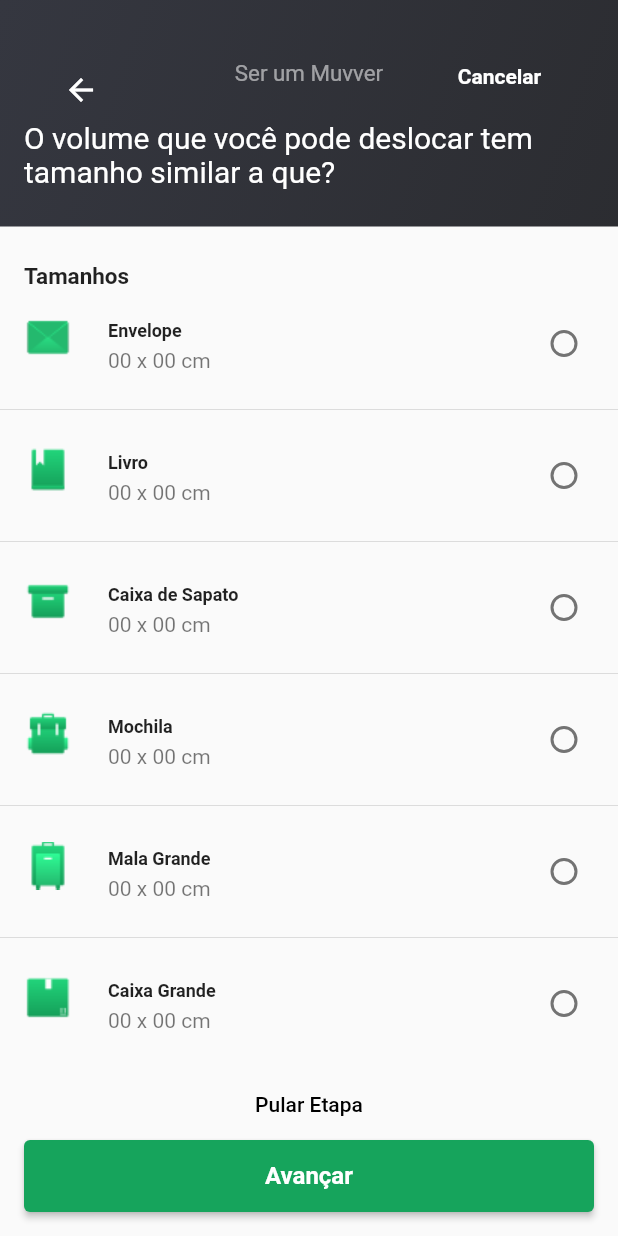
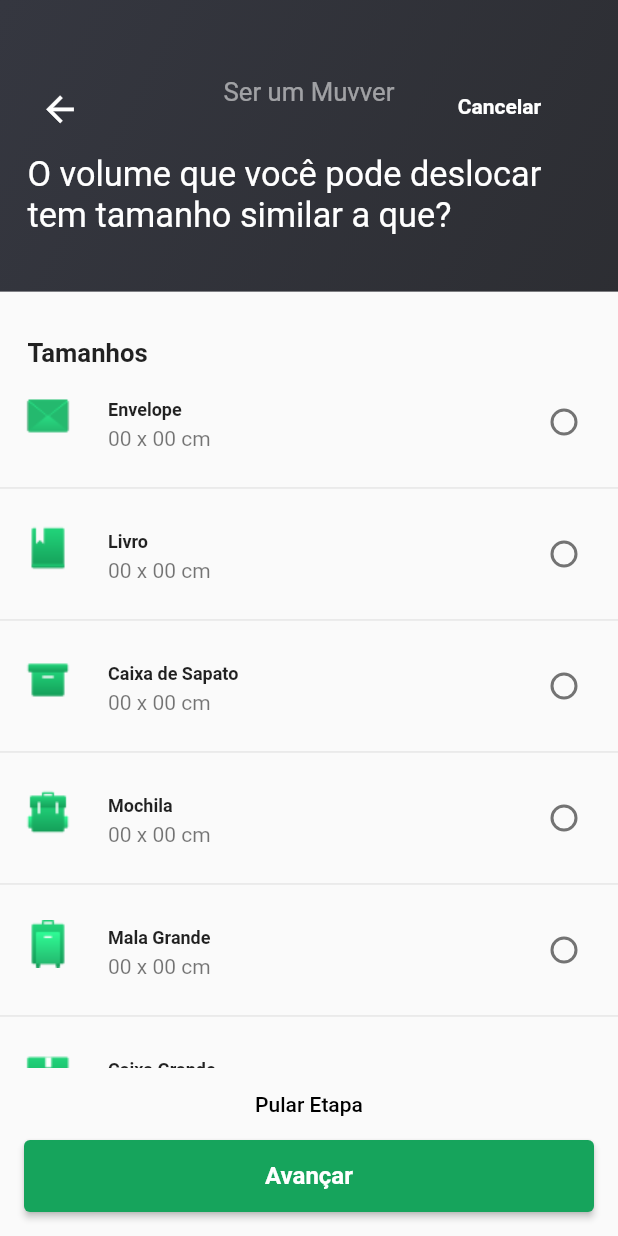
Before and after one commit to BrunoVieiraL/envio_facil, a Flutter app: the BoxSizePage screen opened by its route, on a phone screen of 412 x 824 dp. Run offline on Flutter 3.47's test engine with Material 2 defaults, Android fonts, the phone set to English and light mode, and no system bars; our stand-ins replace dio, flutter_screenutil, geolocator, google_maps_flutter; missing offline and left inert: flutter_polyline_points, geocode; Roboto replaces fonts that are missing (assets/fonts/TitilliumWeb-Bold.ttf, assets/fonts/TitilliumWeb-Regular.ttf).

Commit message:
responsive UI on box_size_page

```diff
--- a/lib/views/box_size_page.dart
+++ b/lib/views/box_size_page.dart
@@ -1,4 +1,5 @@
 import 'package:flutter/material.dart';
+import 'package:flutter_screenutil/flutter_screenutil.dart';
 import 'package:jera_app/components/component_cancel_button.dart';
 import 'package:jera_app/widgets/custom_widget_bottom_green_button.dart';
 
@@ -21,13 +22,13 @@
         crossAxisAlignment: CrossAxisAlignment.stretch,
         children: [
           Container(
-            height: 151,
-            width: 360,
-            decoration: const BoxDecoration(
+            height: 151.h,
+            width: 360.w,
+            decoration: BoxDecoration(
               gradient: LinearGradient(
                   begin: Alignment.topLeft,
-                  end: Alignment(3, 3),
-                  colors: <Color>[
+                  end: Alignment(3.w, 3.h),
+                  colors: const <Color>[
                     Color(0xFF353740),
                     Color(0xFF222222),
                   ],
@@ -36,10 +37,10 @@
             child: Stack(
               children: [
                 Positioned(
-                  top: 40,
-                  bottom: 87,
-                  left: 16,
-                  right: 320,
+                  top: 40.h,
+                  bottom: 87.h,
+                  left: 16.w,
+                  right: 320.w,
                   child: IconButton(
                     onPressed: () {
                       Navigator.of(context).pop();
@@ -47,33 +48,33 @@
                         listCheckBoxSizePage[i] = false;
                       }
                     },
-                    icon: const Icon(
+                    icon: Icon(
                       Icons.arrow_back,
                       color: Colors.white,
-                      size: 24,
+                      size: 24.w,
                     ),
                   ),
                 ),
                 CustomWidgetPositionedText(
-                  top: 40,
-                  bottom: 87,
-                  left: 129,
-                  right: 129,
+                  top: 40.h,
+                  bottom: 87.h,
+                  left: 129.w,
+                  right: 129.w,
                   text: 'Ser um Muvver',
                   color: Colors.white.withOpacity(0.54),
                   textAlign: TextAlign.center,
-                  fontSize: 14.9,
+                  fontSize: 15.sp,
                   fontFamily: titilliumWebRegular,
                 ),
                 const ComponentCancelButton(),
                 CustomWidgetPositionedText(
-                  top: 80,
-                  bottom: 16,
-                  left: 16,
-                  right: 16,
+                  top: 80.h,
+                  bottom: 16.h,
+                  left: 16.w,
+                  right: 16.w,
                   text:
                       'O volume que você pode deslocar tem tamanho similar a que?',
-                  fontSize: 20,
+                  fontSize: 20.sp,
                   textAlign: TextAlign.left,
                   fontFamily: titilliumWebRegular,
                 ),
@@ -81,10 +82,10 @@
             ),
           ),
           Padding(
-            padding: const EdgeInsets.only(
-              top: 24,
-              left: 16,
-              right: 269,
+            padding: EdgeInsets.only(
+              top: 24.h,
+              left: 16.w,
+              right: 269.w,
             ),
             child: Align(
               alignment: Alignment.centerLeft,
@@ -92,7 +93,7 @@
                 'Tamanhos',
                 textAlign: TextAlign.left,
                 style: TextStyle(
-                    fontSize: 15,
+                    fontSize: 15.sp,
                     fontFamily: titilliumWebBold,
                     fontWeight: FontWeight.bold),
               ),
```
